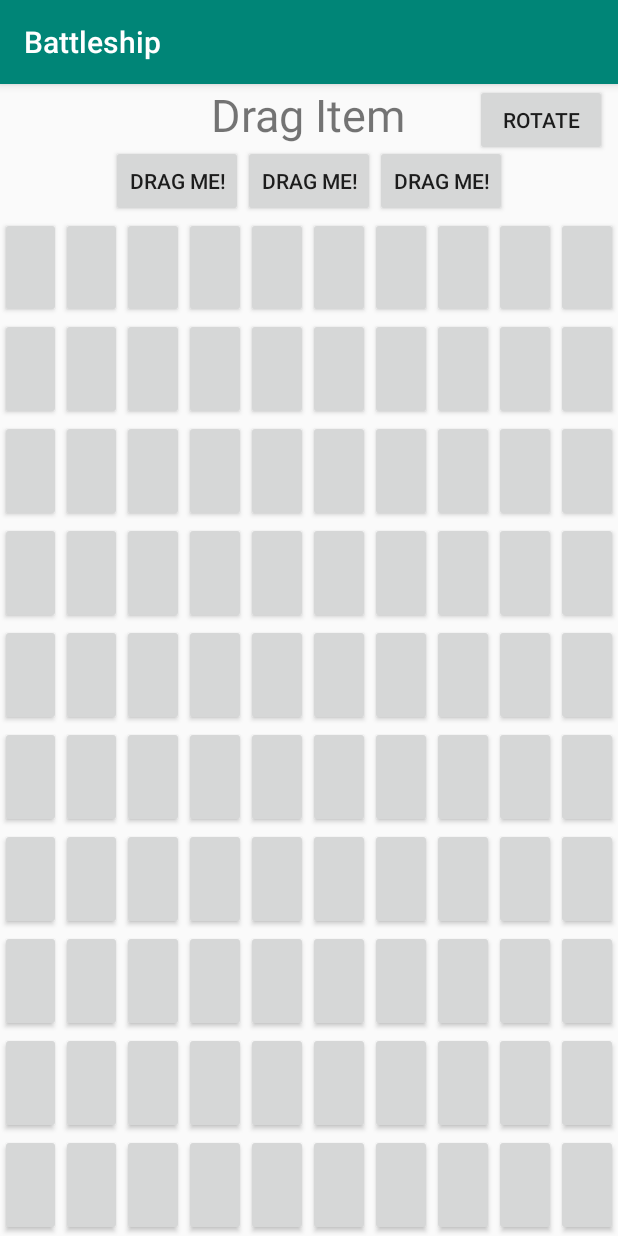
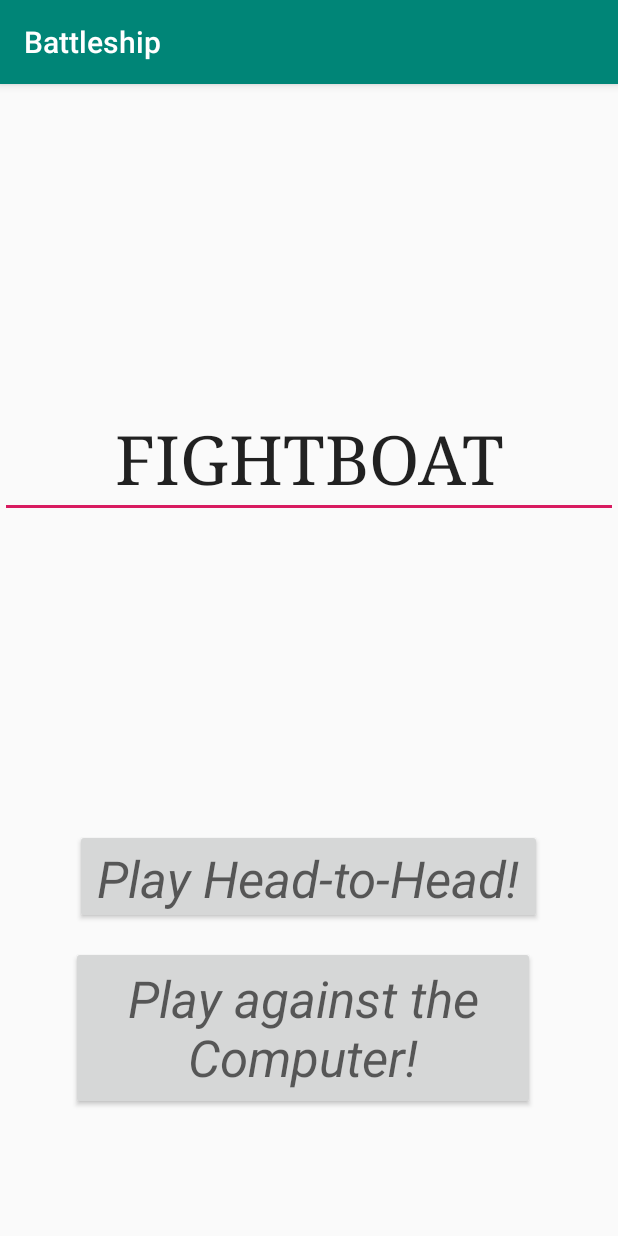
Before and after one commit to 21ChenYe/FIGHTBOAT, an Android app: the screen it shows after launch (MainActivity before the commit, MainMenu after it), on a phone screen of 412 x 824 dp. Run offline under Robolectric (Android 15) with nearby library versions, the phone set to English and light mode, and no system bars.

Commit message:
Added Menu Activity
added menu activity with tentative intent

```diff
--- a/Battleship/app/src/main/AndroidManifest.xml
+++ b/Battleship/app/src/main/AndroidManifest.xml
@@ -9,7 +9,8 @@
         android:roundIcon="@mipmap/ic_launcher_round"
         android:supportsRtl="true"
         android:theme="@style/AppTheme">
-        <activity android:name=".MainActivity">
+        <activity android:name=".MainActivity"></activity>
+        <activity android:name=".MainMenu">
             <intent-filter>
                 <action android:name="android.intent.action.MAIN" />
 
--- /dev/null
+++ b/Battleship/app/src/main/java/com/example/battleship/MainMenu.java
@@ -0,0 +1,22 @@
+package com.example.battleship;
+
+import android.graphics.Color;
+import android.support.v7.app.AppCompatActivity;
+import android.os.Bundle;
+import android.view.View;
+import android.widget.Button;
+import android.content.Intent;
+
+public class MainMenu extends AppCompatActivity {
+
+
+    @Override
+    protected void onCreate(Bundle savedInstanceState) {
+        super.onCreate(savedInstanceState);
+        setContentView(R.layout.activity_main_menu);
+
+
+
+                   }
+
+}
--- /dev/null
+++ b/Battleship/app/src/main/res/layout-v26/activity_main_menu.xml
@@ -0,0 +1,62 @@
+<?xml version="1.0" encoding="utf-8"?>
+<android.support.constraint.ConstraintLayout xmlns:android="http://schemas.android.com/apk/res/android"
+    xmlns:app="http://schemas.android.com/apk/res-auto"
+    xmlns:tools="http://schemas.android.com/tools"
+    android:layout_width="match_parent"
+    android:layout_height="match_parent"
+    tools:context=".MainMenu">
+
+    <EditText
+        android:id="@+id/titleText"
+        style="@android:style/Widget.EditText"
+        android:layout_width="wrap_content"
+        android:layout_height="wrap_content"
+        android:layout_gravity="center_horizontal"
+        android:layout_marginStart="56dp"
+        android:layout_marginLeft="56dp"
+        android:layout_marginTop="9dp"
+        android:layout_marginEnd="8dp"
+        android:layout_marginRight="8dp"
+        android:layout_marginBottom="8dp"
+        android:autofillHints=""
+        android:ems="10"
+        android:gravity="center_horizontal"
+        android:inputType="textPersonName"
+        android:text="@string/FIGHTBOAT"
+        android:textAppearance="@style/TextAppearance.AppCompat.Display2"
+        android:typeface="serif"
+        app:layout_constraintBottom_toTopOf="@+id/button"
+        app:layout_constraintEnd_toEndOf="parent"
+        app:layout_constraintHorizontal_bias="0.875"
+        app:layout_constraintStart_toStartOf="parent"
+        app:layout_constraintTop_toTopOf="parent" />
+
+    <Button
+        android:id="@+id/button"
+        android:layout_width="311dp"
+        android:layout_height="63dp"
+        android:layout_marginBottom="208dp"
+        android:text="@string/Player"
+        android:textAppearance="@style/TextAppearance.AppCompat.Display1"
+        android:textStyle="italic"
+        app:layout_constraintBottom_toBottomOf="parent"
+        app:layout_constraintEnd_toEndOf="parent"
+        app:layout_constraintHorizontal_bias="0.495"
+        app:layout_constraintStart_toStartOf="parent"
+        tools:ignore="LabelFor" />
+
+    <Button
+        android:id="@+id/button2"
+        android:layout_width="309dp"
+        android:layout_height="109dp"
+        android:layout_marginBottom="8dp"
+        android:text="@string/Computer"
+        android:textAppearance="@style/TextAppearance.AppCompat.Display1"
+        android:textStyle="italic"
+        app:layout_constraintBottom_toBottomOf="parent"
+        app:layout_constraintEnd_toEndOf="parent"
+        app:layout_constraintHorizontal_bias="0.464"
+        app:layout_constraintStart_toStartOf="parent"
+        app:layout_constraintTop_toBottomOf="@+id/button"
+        app:layout_constraintVertical_bias="0.165" />
+</android.support.constraint.ConstraintLayout>
--- /dev/null
+++ b/Battleship/app/src/main/res/layout/activity_main_menu.xml
@@ -0,0 +1,64 @@
+<?xml version="1.0" encoding="utf-8"?>
+<android.support.constraint.ConstraintLayout xmlns:android="http://schemas.android.com/apk/res/android"
+    xmlns:app="http://schemas.android.com/apk/res-auto"
+    xmlns:tools="http://schemas.android.com/tools"
+    android:layout_width="match_parent"
+    android:layout_height="match_parent"
+    tools:context=".MainMenu">
+
+    <EditText
+        android:id="@+id/titleText"
+        style="@android:style/Widget.EditText"
+        android:layout_width="wrap_content"
+        android:layout_height="wrap_content"
+        android:layout_gravity="center_horizontal"
+        android:layout_marginStart="56dp"
+        android:layout_marginLeft="56dp"
+        android:layout_marginTop="9dp"
+        android:layout_marginEnd="8dp"
+        android:layout_marginRight="8dp"
+        android:layout_marginBottom="8dp"
+        android:autofillHints=""
+        android:ems="10"
+        android:gravity="center_horizontal"
+        android:inputType="textPersonName"
+        android:text="@string/FIGHTBOAT"
+        android:textAppearance="@style/TextAppearance.AppCompat.Display2"
+        android:typeface="serif"
+        app:layout_constraintBottom_toTopOf="@+id/button"
+        app:layout_constraintEnd_toEndOf="parent"
+        app:layout_constraintHorizontal_bias="0.875"
+        app:layout_constraintStart_toStartOf="parent"
+        app:layout_constraintTop_toTopOf="parent"
+        app:layout_constraintVertical_bias="0.267" />
+
+    <Button
+        android:id="@+id/button1"
+        android:layout_width="311dp"
+        android:layout_height="63dp"
+        android:layout_marginBottom="208dp"
+        android:text="@string/Player"
+        android:textAppearance="@style/TextAppearance.AppCompat.Display1"
+        android:textStyle="italic"
+        app:layout_constraintBottom_toBottomOf="parent"
+        app:layout_constraintEnd_toEndOf="parent"
+        app:layout_constraintHorizontal_bias="0.495"
+        app:layout_constraintStart_toStartOf="parent"
+        tools:ignore="LabelFor" />
+
+    <Button
+        android:id="@+id/button2"
+        android:layout_width="309dp"
+        android:layout_height="109dp"
+        android:layout_marginTop="8dp"
+        android:layout_marginBottom="8dp"
+        android:text="@string/Computer"
+        android:textAppearance="@style/TextAppearance.AppCompat.Display1"
+        android:textStyle="italic"
+        app:layout_constraintBottom_toBottomOf="parent"
+        app:layout_constraintEnd_toEndOf="parent"
+        app:layout_constraintHorizontal_bias="0.464"
+        app:layout_constraintStart_toStartOf="parent"
+        app:layout_constraintTop_toBottomOf="@+id/button1"
+        app:layout_constraintVertical_bias="0.165" />
+</android.support.constraint.ConstraintLayout>
--- a/Battleship/app/src/main/res/values/strings.xml
+++ b/Battleship/app/src/main/res/values/strings.xml
@@ -1,3 +1,9 @@
 <resources>
     <string name="app_name">Battleship</string>
+    <string
+        name="FIGHTBOAT">FIGHTBOAT</string>
+    <string
+        name="Player">Play Head-to-Head!</string>
+    <string
+        name="Computer">Play against the Computer!</string>
 </resources>
```
